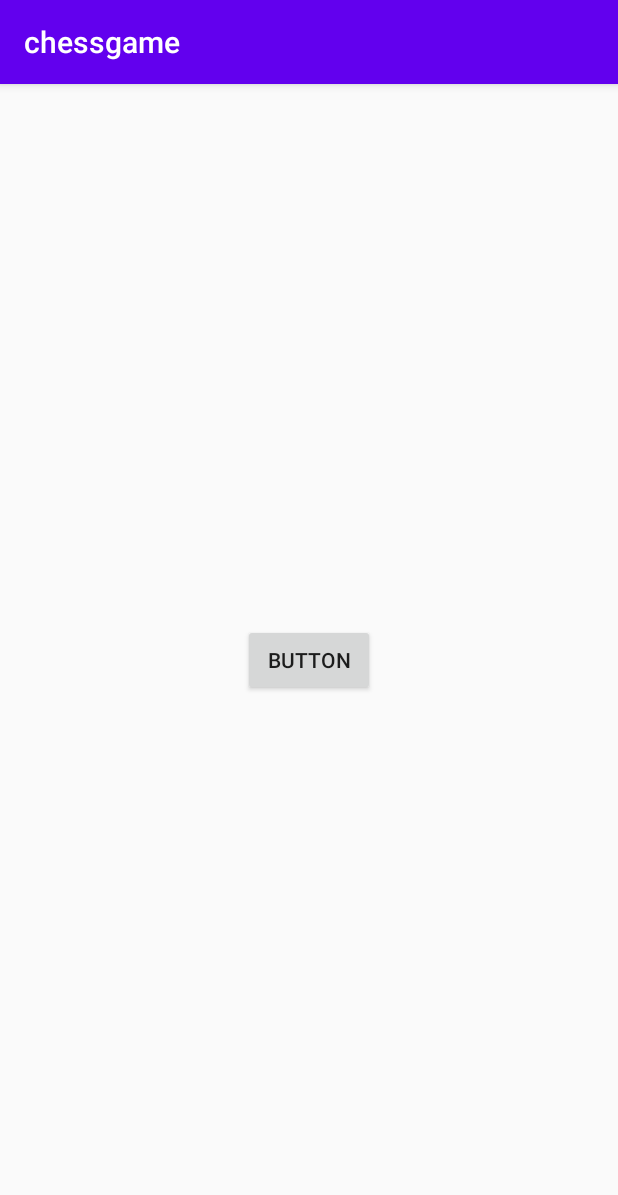
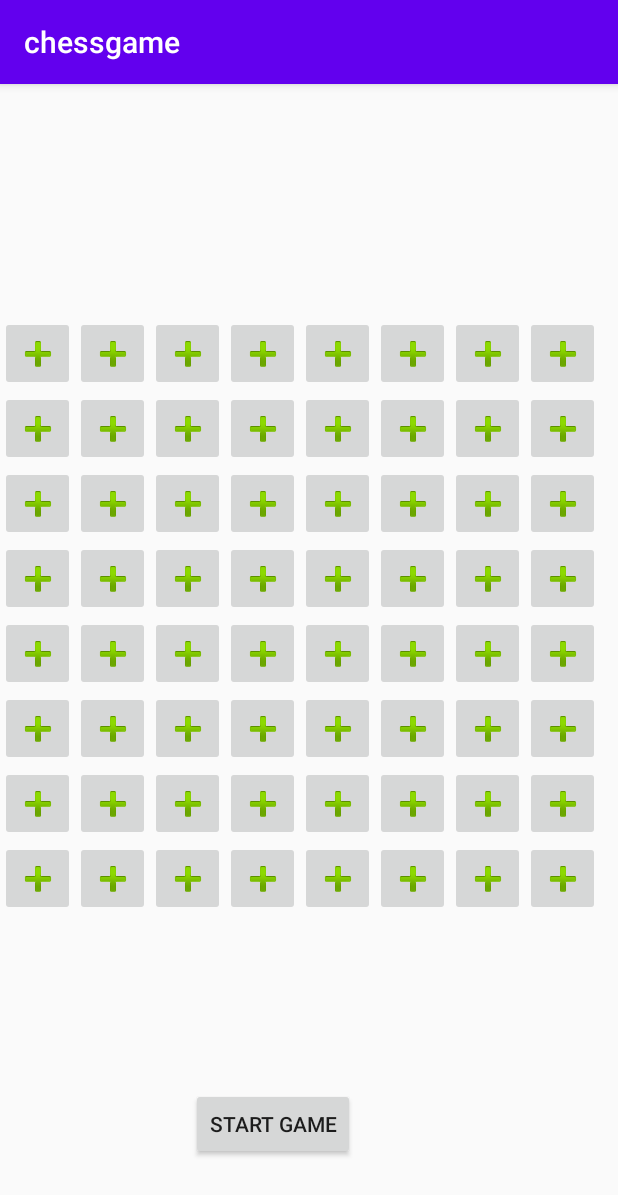
Before and after one commit to henryfung721/chessgame, an Android app: the vscomputerchessgame screen opened directly, with no data from a screen before it, on a phone screen of 412 x 824 dp. Shown: the top 1195 px of the screen. Run offline under Robolectric (Android 15) with nearby library versions, the phone set to English and light mode, and no system bars; Roboto replaces fonts that are not available here.

Commit message:
implemented login page implemented registration page implemented main page implemented profile page implemented chess board implemented chess pieces

```diff
--- a/app/build.gradle
+++ b/app/build.gradle
@@ -46,4 +46,5 @@ dependencies {
     androidTestImplementation 'androidx.test.espresso:espresso-core:3.3.0'
 
     implementation 'com.firebaseui:firebase-ui-auth:6.4.0'
+    implementation 'androidx.gridlayout:gridlayout:1.0.0'
 }
--- /dev/null
+++ b/app/src/main/java/com/example/chessgame/Chessboard1.java
@@ -0,0 +1,55 @@
+package com.example.chessgame;
+
+import android.os.Bundle;
+
+import androidx.annotation.Nullable;
+import androidx.fragment.app.Fragment;
+
+import android.util.Log;
+import android.view.LayoutInflater;
+import android.view.View;
+import android.view.ViewGroup;
+import android.widget.Button;
+import android.widget.ImageButton;
+import android.widget.Toast;
+
+public class Chessboard1 extends Fragment implements View.OnClickListener{
+    private static final int[] idarray = {R.id.x1y1,R.id.x1y2,R.id.x1y3,R.id.x1y4,R.id.x1y5,R.id.x1y6,R.id.x1y7,R.id.x1y8,R.id.x2y1,R.id.x2y2,R.id.x2y3,R.id.x2y4,R.id.x2y5,R.id.x2y6,R.id.x2y7,R.id.x2y8,R.id.x3y1,R.id.x3y2,R.id.x3y3,R.id.x3y4,R.id.x3y5,R.id.x3y6,R.id.x3y7,R.id.x3y8,R.id.x4y1,R.id.x4y2,R.id.x4y3,R.id.x4y4,R.id.x4y5,R.id.x4y6,R.id.x4y7,R.id.x4y8,R.id.x5y1,R.id.x5y2,R.id.x5y3,R.id.x5y4,R.id.x5y5,R.id.x5y6,R.id.x5y7,R.id.x5y8,R.id.x6y1,R.id.x6y2,R.id.x6y3,R.id.x6y4,R.id.x6y5,R.id.x6y6,R.id.x6y7,R.id.x6y8,R.id.x7y1,R.id.x7y2,R.id.x7y3,R.id.x7y4,R.id.x7y5,R.id.x7y6,R.id.x7y7,R.id.x7y8,R.id.x8y1,R.id.x8y2,R.id.x8y3,R.id.x8y4,R.id.x8y5,R.id.x8y6,R.id.x8y7,R.id.x8y8,};
+    private static final int[] coordinate ={11,12,13,14,15,16,17,18,21,22,23,24,25,26,27,28,31,32,33,34,35,36,37,38,41,42,43,44,45,46,47,48,51,52,53,54,55,56,57,58,61,62,63,64,65,66,67,68,71,72,73,74,75,76,77,78,81,82,83,84,85,86,87,88,};
+    private ImageButton [] imageButtonarray = new ImageButton[idarray.length];
+    chessboard chessboardclass = new chessboard();
+
+
+    public View onCreateView(LayoutInflater inflater, ViewGroup container,
+                             Bundle savedInstanceState) {
+
+
+        // Inflate the layout for this fragment
+        return inflater.inflate(R.layout.fragment_chessboard1, container, false);
+
+    }
+    @Override
+    public void onViewCreated(View view, @Nullable Bundle savedInstanceState) {
+        for(int i =0;i<idarray.length;i++){
+            imageButtonarray[i] = (ImageButton) getView().findViewById(idarray[i]);
+            imageButtonarray[i].setOnClickListener(this);
+        }
+        // or  (ImageView) view.findViewById(R.id.foo);
+    }
+
+    @Override
+    public void onClick(View v) {
+        for(int i =0;i<idarray.length;i++){
+            if(v.getId()==idarray[i]){
+                int clickcoordinate = coordinate[i];
+
+                int x=clickcoordinate/10;
+                int y=clickcoordinate%10;
+                chessboardclass.input(x,y);
+
+
+            }
+        }
+
+    }
+}
--- a/app/src/main/java/com/example/chessgame/vscomputerchessgame.java
+++ b/app/src/main/java/com/example/chessgame/vscomputerchessgame.java
@@ -1,14 +1,34 @@
 package com.example.chessgame;
 
 import androidx.appcompat.app.AppCompatActivity;
+import androidx.constraintlayout.widget.ConstraintLayout;
 
 import android.os.Bundle;
+import android.view.View;
+import android.widget.Button;
 
-public class vscomputerchessgame extends AppCompatActivity {
+public class vscomputerchessgame extends AppCompatActivity implements View.OnClickListener {
 
+    Button startgame;
+    ConstraintLayout chessboard;
+    chessboard chessboardclass = new chessboard();
     @Override
     protected void onCreate(Bundle savedInstanceState) {
         super.onCreate(savedInstanceState);
         setContentView(R.layout.activity_vscomputerchessgame);
+
+        startgame=findViewById(R.id.startgame);
+        chessboard=findViewById(R.id.chessboard);
+
+    }
+
+
+    @Override
+    public void onClick(View v) {
+        switch (v.getId()) {
+            case R.id.startgame:
+                chessboardclass.startgame();
+                break;
+        }
     }
 }
--- a/app/src/main/res/layout/activity_vscomputerchessgame.xml
+++ b/app/src/main/res/layout/activity_vscomputerchessgame.xml
@@ -7,12 +7,38 @@
     tools:context=".vscomputerchessgame">
 
     <Button
-        android:id="@+id/button"
+        android:id="@+id/startgame"
         android:layout_width="wrap_content"
         android:layout_height="wrap_content"
-        android:text="Button"
+        android:onClick="onClick"
+        android:text="start game"
         app:layout_constraintBottom_toBottomOf="parent"
         app:layout_constraintEnd_toEndOf="parent"
+        app:layout_constraintHorizontal_bias="0.421"
         app:layout_constraintStart_toStartOf="parent"
-        app:layout_constraintTop_toTopOf="parent" />
+        app:layout_constraintTop_toBottomOf="@+id/chessboard"
+        app:layout_constraintVertical_bias="0.505" />
+
+    <androidx.constraintlayout.widget.ConstraintLayout
+        android:id="@+id/chessboard"
+        android:layout_width="408dp"
+        android:layout_height="466dp"
+        app:layout_constraintBottom_toBottomOf="parent"
+        app:layout_constraintEnd_toEndOf="parent"
+        app:layout_constraintHorizontal_bias="0.0"
+        app:layout_constraintStart_toStartOf="parent"
+        app:layout_constraintTop_toTopOf="parent">
+
+        <fragment
+            android:id="@+id/fragment"
+            android:name="com.example.chessgame.Chessboard1"
+            android:layout_width="400dp"
+            android:layout_height="460dp"
+            app:layout_constraintBottom_toBottomOf="parent"
+            app:layout_constraintEnd_toEndOf="parent"
+            app:layout_constraintHorizontal_bias="0.0"
+            app:layout_constraintStart_toStartOf="parent"
+            app:layout_constraintTop_toTopOf="parent"></fragment>
+    </androidx.constraintlayout.widget.ConstraintLayout>
+
 </androidx.constraintlayout.widget.ConstraintLayout>
--- /dev/null
+++ b/app/src/main/res/layout/fragment_chessboard1.xml
@@ -0,0 +1,413 @@
+<?xml version="1.0" encoding="utf-8"?>
+<FrameLayout xmlns:android="http://schemas.android.com/apk/res/android"
+    xmlns:app="http://schemas.android.com/apk/res-auto"
+    xmlns:tools="http://schemas.android.com/tools"
+    android:id="@+id/chessboard1"
+    android:layout_width="match_parent"
+    android:layout_height="match_parent"
+    tools:context=".Chessboard1">
+
+    <!-- TODO: Update blank fragment layout -->
+    <androidx.gridlayout.widget.GridLayout
+        android:id="@+id/chessboard"
+        android:layout_width="435dp"
+        android:layout_height="724dp"
+        app:columnCount="8"
+        app:layout_constraintBottom_toBottomOf="parent"
+        app:layout_constraintEnd_toEndOf="parent"
+        app:layout_constraintHorizontal_bias="0.0"
+        app:layout_constraintStart_toStartOf="parent"
+        app:layout_constraintTop_toTopOf="parent"
+        app:layout_constraintVertical_bias="0.441"
+        app:rowCount="8"
+        app:rowOrderPreserved="false">
+
+        <ImageButton
+            android:id="@+id/x1y1"
+            android:layout_width="50dp"
+            android:layout_height="50dp"
+            app:srcCompat="@android:drawable/ic_input_add" />
+
+        <ImageButton
+            android:id="@+id/x1y2"
+            android:layout_width="50dp"
+            android:layout_height="50dp"
+            app:srcCompat="@android:drawable/ic_input_add" />
+
+        <ImageButton
+            android:id="@+id/x1y3"
+            android:layout_width="50dp"
+            android:layout_height="50dp"
+            app:srcCompat="@android:drawable/ic_input_add" />
+
+        <ImageButton
+            android:id="@+id/x1y4"
+            android:layout_width="50dp"
+            android:layout_height="50dp"
+            app:srcCompat="@android:drawable/ic_input_add" />
+
+        <ImageButton
+            android:id="@+id/x1y5"
+            android:layout_width="50dp"
+            android:layout_height="50dp"
+            app:srcCompat="@android:drawable/ic_input_add" />
+
+        <ImageButton
+            android:id="@+id/x1y6"
+            android:layout_width="50dp"
+            android:layout_height="50dp"
+            app:srcCompat="@android:drawable/ic_input_add" />
+
+        <ImageButton
+            android:id="@+id/x1y7"
+            android:layout_width="50dp"
+            android:layout_height="50dp"
+            app:srcCompat="@android:drawable/ic_input_add" />
+
+        <ImageButton
+            android:id="@+id/x1y8"
+            android:layout_width="50dp"
+            android:layout_height="50dp"
+            app:srcCompat="@android:drawable/ic_input_add" />
+
+        <ImageButton
+            android:id="@+id/x2y1"
+            android:layout_width="50dp"
+            android:layout_height="50dp"
+            app:srcCompat="@android:drawable/ic_input_add" />
+
+        <ImageButton
+            android:id="@+id/x2y2"
+            android:layout_width="50dp"
+            android:layout_height="50dp"
+            app:srcCompat="@android:drawable/ic_input_add" />
+
+        <ImageButton
+            android:id="@+id/x2y3"
+            android:layout_width="50dp"
+            android:layout_height="50dp"
+            app:srcCompat="@android:drawable/ic_input_add" />
+
+        <ImageButton
+            android:id="@+id/x2y4"
+            android:layout_width="50dp"
+            android:layout_height="50dp"
+            app:srcCompat="@android:drawable/ic_input_add" />
+
+        <ImageButton
+            android:id="@+id/x2y5"
+            android:layout_width="50dp"
+            android:layout_height="50dp"
+            app:srcCompat="@android:drawable/ic_input_add" />
+
+        <ImageButton
+            android:id="@+id/x2y6"
+            android:layout_width="50dp"
+            android:layout_height="50dp"
+            app:srcCompat="@android:drawable/ic_input_add" />
+
+        <ImageButton
+            android:id="@+id/x2y7"
+            android:layout_width="50dp"
+            android:layout_height="50dp"
+            app:srcCompat="@android:drawable/ic_input_add" />
+
+        <ImageButton
+            android:id="@+id/x2y8"
+            android:layout_width="50dp"
+            android:layout_height="50dp"
+            app:srcCompat="@android:drawable/ic_input_add" />
+
+        <ImageButton
+            android:id="@+id/x3y1"
+            android:layout_width="50dp"
+            android:layout_height="50dp"
+            app:srcCompat="@android:drawable/ic_input_add" />
+
+        <ImageButton
+            android:id="@+id/x3y2"
+            android:layout_width="50dp"
+            android:layout_height="50dp"
+            app:srcCompat="@android:drawable/ic_input_add" />
+
+        <ImageButton
+            android:id="@+id/x3y3"
+            android:layout_width="50dp"
+            android:layout_height="50dp"
+            app:srcCompat="@android:drawable/ic_input_add" />
+
+        <ImageButton
+            android:id="@+id/x3y4"
+            android:layout_width="50dp"
+            android:layout_height="50dp"
+            app:srcCompat="@android:drawable/ic_input_add" />
+
+        <ImageButton
+            android:id="@+id/x3y5"
+            android:layout_width="50dp"
+            android:layout_height="50dp"
+            app:srcCompat="@android:drawable/ic_input_add" />
+
+        <ImageButton
+            android:id="@+id/x3y6"
+            android:layout_width="50dp"
+            android:layout_height="50dp"
+            app:srcCompat="@android:drawable/ic_input_add" />
+
+        <ImageButton
+            android:id="@+id/x3y7"
+            android:layout_width="50dp"
+            android:layout_height="50dp"
+            app:srcCompat="@android:drawable/ic_input_add" />
+
+        <ImageButton
+            android:id="@+id/x3y8"
+            android:layout_width="50dp"
+            android:layout_height="50dp"
+            app:srcCompat="@android:drawable/ic_input_add" />
+
+        <ImageButton
+            android:id="@+id/x4y1"
+            android:layout_width="50dp"
+            android:layout_height="50dp"
+            app:srcCompat="@android:drawable/ic_input_add" />
+
+        <ImageButton
+            android:id="@+id/x4y2"
+            android:layout_width="50dp"
+            android:layout_height="50dp"
+            app:srcCompat="@android:drawable/ic_input_add" />
+
+        <ImageButton
+            android:id="@+id/x4y3"
+            android:layout_width="50dp"
+            android:layout_height="50dp"
+            app:srcCompat="@android:drawable/ic_input_add" />
+
+        <ImageButton
+            android:id="@+id/x4y4"
+            android:layout_width="50dp"
+            android:layout_height="50dp"
+            app:srcCompat="@android:drawable/ic_input_add" />
+
+        <ImageButton
+            android:id="@+id/x4y5"
+            android:layout_width="50dp"
+            android:layout_height="50dp"
+            app:srcCompat="@android:drawable/ic_input_add" />
+
+        <ImageButton
+            android:id="@+id/x4y6"
+            android:layout_width="50dp"
+            android:layout_height="50dp"
+            app:srcCompat="@android:drawable/ic_input_add" />
+
+        <ImageButton
+            android:id="@+id/x4y7"
+            android:layout_width="50dp"
+            android:layout_height="50dp"
+            app:srcCompat="@android:drawable/ic_input_add" />
+
+        <ImageButton
+            android:id="@+id/x4y8"
+            android:layout_width="50dp"
+            android:layout_height="50dp"
+            app:srcCompat="@android:drawable/ic_input_add" />
+
+        <ImageButton
+            android:id="@+id/x5y1"
+            android:layout_width="50dp"
+            android:layout_height="50dp"
+            app:srcCompat="@android:drawable/ic_input_add" />
+
+        <ImageButton
+            android:id="@+id/x5y2"
+            android:layout_width="50dp"
+            android:layout_height="50dp"
+            app:srcCompat="@android:drawable/ic_input_add" />
+
+        <ImageButton
+            android:id="@+id/x5y3"
+            android:layout_width="50dp"
+            android:layout_height="50dp"
+            app:srcCompat="@android:drawable/ic_input_add" />
+
+        <ImageButton
+            android:id="@+id/x5y4"
+            android:layout_width="50dp"
+            android:layout_height="50dp"
+            app:srcCompat="@android:drawable/ic_input_add" />
+
+        <ImageButton
+            android:id="@+id/x5y5"
+            android:layout_width="50dp"
+            android:layout_height="50dp"
+            app:srcCompat="@android:drawable/ic_input_add" />
+
+        <ImageButton
+            android:id="@+id/x5y6"
+            android:layout_width="50dp"
+            android:layout_height="50dp"
+            app:srcCompat="@android:drawable/ic_input_add" />
+
+        <ImageButton
+            android:id="@+id/x5y7"
+            android:layout_width="50dp"
+            android:layout_height="50dp"
+            app:srcCompat="@android:drawable/ic_input_add" />
+
+        <ImageButton
+            android:id="@+id/x5y8"
+            android:layout_width="50dp"
+            android:layout_height="50dp"
+            app:srcCompat="@android:drawable/ic_input_add" />
+
+        <ImageButton
+            android:id="@+id/x6y1"
+            android:layout_width="50dp"
+            android:layout_height="50dp"
+            app:srcCompat="@android:drawable/ic_input_add" />
+
+        <ImageButton
+            android:id="@+id/x6y2"
+            android:layout_width="50dp"
+            android:layout_height="50dp"
+            app:srcCompat="@android:drawable/ic_input_add" />
+
+        <ImageButton
+            android:id="@+id/x6y3"
+            android:layout_width="50dp"
+            android:layout_height="50dp"
+            app:srcCompat="@android:drawable/ic_input_add" />
+
+        <ImageButton
+            android:id="@+id/x6y4"
+            android:layout_width="50dp"
+            android:layout_height="50dp"
+            app:srcCompat="@android:drawable/ic_input_add" />
+
+        <ImageButton
+            android:id="@+id/x6y5"
+            android:layout_width="50dp"
+            android:layout_height="50dp"
+            app:srcCompat="@android:drawable/ic_input_add" />
+
+        <ImageButton
+            android:id="@+id/x6y6"
+            android:layout_width="50dp"
+            android:layout_height="50dp"
+            app:srcCompat="@android:drawable/ic_input_add" />
+
+        <ImageButton
+            android:id="@+id/x6y7"
+            android:layout_width="50dp"
+            android:layout_height="50dp"
+            app:srcCompat="@android:drawable/ic_input_add" />
+
+        <ImageButton
+            android:id="@+id/x6y8"
+            android:layout_width="50dp"
+            android:layout_height="50dp"
+            app:srcCompat="@android:drawable/ic_input_add" />
+
+        <ImageButton
+            android:id="@+id/x7y1"
+            android:layout_width="50dp"
+            android:layout_height="50dp"
+            app:srcCompat="@android:drawable/ic_input_add" />
+
+        <ImageButton
+            android:id="@+id/x7y2"
+            android:layout_width="50dp"
+            android:layout_height="50dp"
+            app:srcCompat="@android:drawable/ic_input_add" />
+
+        <ImageButton
+            android:id="@+id/x7y3"
+            android:layout_width="50dp"
+            android:layout_height="50dp"
+            app:srcCompat="@android:drawable/ic_input_add" />
+
+        <ImageButton
+            android:id="@+id/x7y4"
+            android:layout_width="50dp"
+            android:layout_height="50dp"
+            app:srcCompat="@android:drawable/ic_input_add" />
+
+        <ImageButton
+            android:id="@+id/x7y5"
+            android:layout_width="50dp"
+            android:layout_height="50dp"
+            app:srcCompat="@android:drawable/ic_input_add" />
+
+        <ImageButton
+            android:id="@+id/x7y6"
+            android:layout_width="50dp"
+            android:layout_height="50dp"
+            app:srcCompat="@android:drawable/ic_input_add" />
+
+        <ImageButton
+            android:id="@+id/x7y7"
+            android:layout_width="50dp"
+            android:layout_height="50dp"
+            app:srcCompat="@android:drawable/ic_input_add" />
+
+        <ImageButton
+            android:id="@+id/x7y8"
+            android:layout_width="50dp"
+            android:layout_height="50dp"
+            app:srcCompat="@android:drawable/ic_input_add" />
+
+        <ImageButton
+            android:id="@+id/x8y1"
+            android:layout_width="50dp"
+            android:layout_height="50dp"
+            app:srcCompat="@android:drawable/ic_input_add" />
+
+        <ImageButton
+            android:id="@+id/x8y2"
+            android:layout_width="50dp"
+            android:layout_height="50dp"
+            app:srcCompat="@android:drawable/ic_input_add" />
+
+        <ImageButton
+            android:id="@+id/x8y3"
+            android:layout_width="50dp"
+            android:layout_height="50dp"
+            app:srcCompat="@android:drawable/ic_input_add" />
+
+        <ImageButton
+            android:id="@+id/x8y4"
+            android:layout_width="50dp"
+            android:layout_height="50dp"
+            app:srcCompat="@android:drawable/ic_input_add" />
+
+        <ImageButton
+            android:id="@+id/x8y5"
+            android:layout_width="50dp"
+            android:layout_height="50dp"
+            app:srcCompat="@android:drawable/ic_input_add" />
+
+        <ImageButton
+            android:id="@+id/x8y6"
+            android:layout_width="50dp"
+            android:layout_height="50dp"
+            app:srcCompat="@android:drawable/ic_input_add" />
+
+        <ImageButton
+            android:id="@+id/x8y7"
+            android:layout_width="50dp"
+            android:layout_height="50dp"
+            app:srcCompat="@android:drawable/ic_input_add" />
+
+        <ImageButton
+            android:id="@+id/x8y8"
+            android:layout_width="50dp"
+            android:layout_height="50dp"
+            app:srcCompat="@android:drawable/ic_input_add" />
+
+    </androidx.gridlayout.widget.GridLayout>
+
+
+
+</FrameLayout>
--- a/app/src/main/res/values/strings.xml
+++ b/app/src/main/res/values/strings.xml
@@ -1,3 +1,6 @@
 <resources>
     <string name="app_name">chessgame</string>
+
+    <!-- TODO: Remove or change this placeholder text -->
+    <string name="hello_blank_fragment">Hello blank fragment</string>
 </resources>
```
Also changed, not shown: app/src/main/res/drawable/chessboard.png (added).
